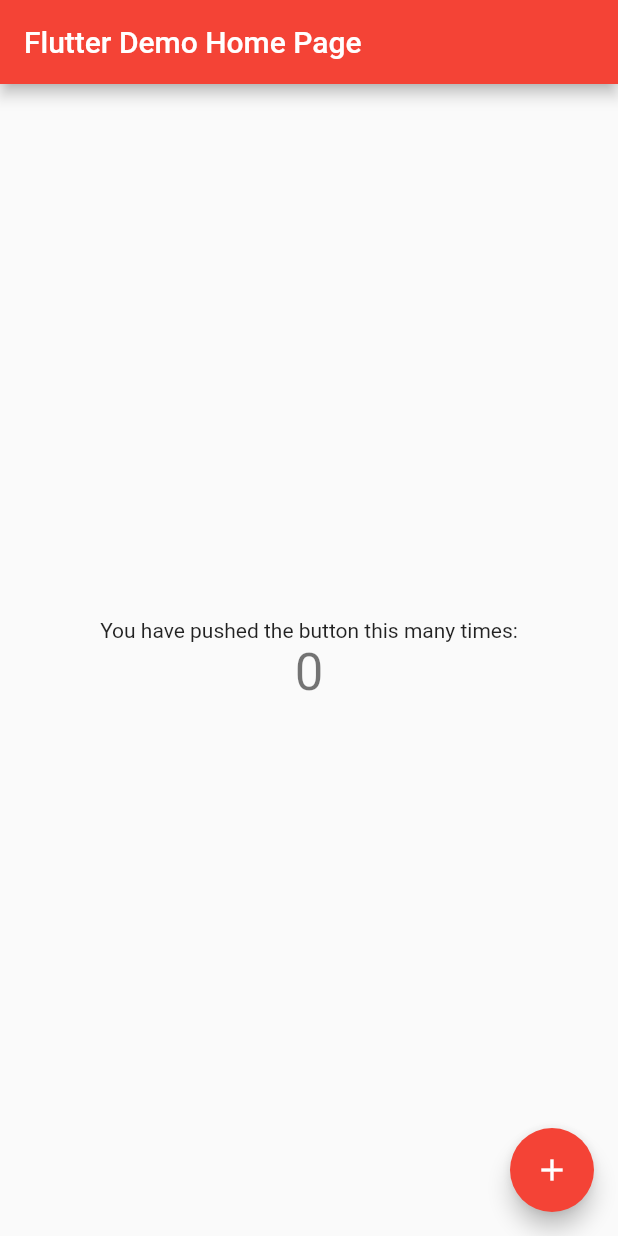
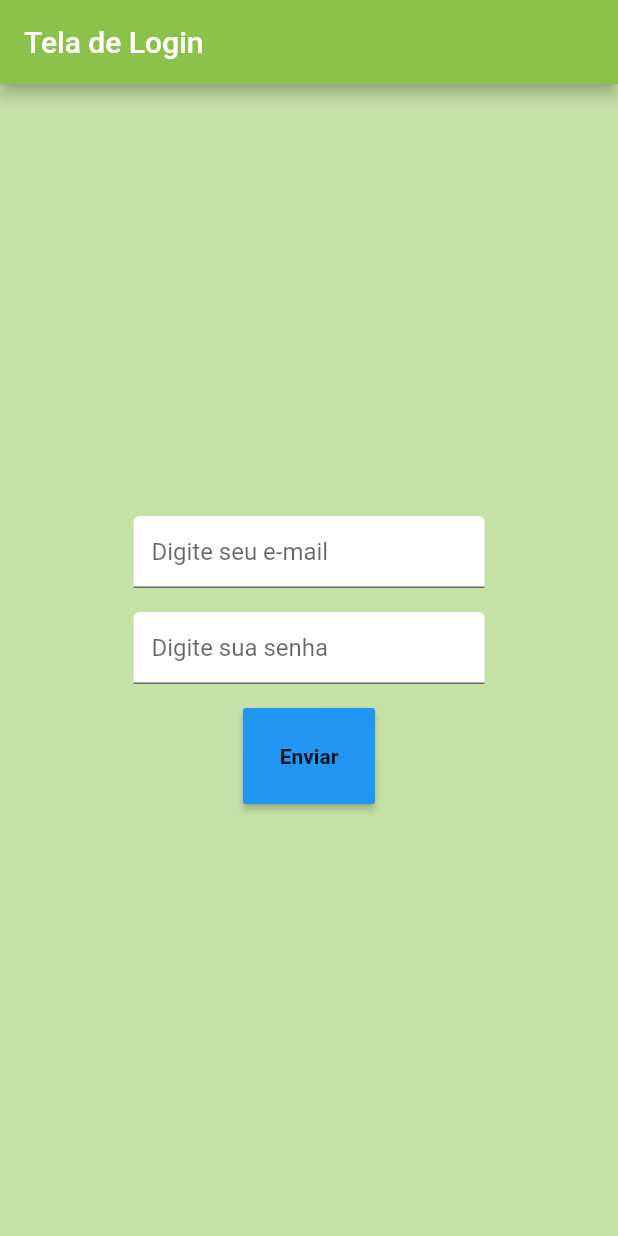
Before and after one commit to mtlira/vaccine-form-scanner, a Flutter app: the screen it shows after launch, on a phone screen of 412 x 824 dp. Run offline on Flutter 3.47's test engine with Material 2 defaults, Android fonts, the phone set to English and light mode, and no system bars.

Commit message:
Tela de login criada

```diff
--- /dev/null
+++ b/lib/TelaLogin.dart
@@ -0,0 +1,69 @@
+import 'package:flutter/material.dart';
+
+class TelaLogin extends StatefulWidget {
+  @override
+  _TelaLoginState createState() => _TelaLoginState();
+}
+
+class _TelaLoginState extends State<TelaLogin> {
+  @override
+  Widget build(BuildContext context) {
+    return Scaffold(
+      appBar: AppBar(
+        title: Text("Tela de Login",
+          textAlign: TextAlign.center,
+        ),
+        backgroundColor: Colors.lightGreen,
+      ),
+      body: Container(
+        padding: EdgeInsets.all(89),
+        color: Colors.lightGreen[200],
+        child: Column(
+          mainAxisAlignment: MainAxisAlignment.center,
+          children: <Widget>[
+            TextFormField(
+              decoration: const InputDecoration(
+                fillColor: Colors.white,
+                filled: true,
+                hintText: 'Digite seu e-mail',
+              ),
+            ),
+            Text(""), // Gambiarra
+            TextFormField(
+              obscureText: true,
+              decoration: const InputDecoration(
+                fillColor: Colors.white,
+                filled: true,
+                hintText: 'Digite sua senha',
+              ),
+            ),
+            Text(""), // Gambiarra
+            RaisedButton(
+              color: Colors.blue,
+              child: Text("Enviar",
+                style: new TextStyle(
+                  fontWeight: FontWeight.bold
+                ),
+              ),
+              padding: EdgeInsets.all(24),
+              onPressed: (){
+                Navigator.pushNamed(context, "/TelaVacinador");
+              },
+            ),
+            /*TextFormField(
+              decoration: const InputDecoration(
+                hintText: 'Digite sua senha',
+              ),
+              validator: (String? value) (
+              if (value == null || value.isEmpty) {
+                return '';
+              }
+              return null;
+              ),
+            )*/
+          ],
+        ),
+      ),
+    );
+  }
+}
--- a/lib/main.dart
+++ b/lib/main.dart
@@ -1,113 +1,17 @@
 import 'package:flutter/material.dart';
+import 'package:aplicativo/TelaLogin.dart';
+import 'package:aplicativo/TelaVacinador.dart';
+import 'package:aplicativo/TelaFormulario.dart';
+import 'package:aplicativo/TelaScan.dart';
 
-void main() {
-  runApp(MyApp());
+void main(){
+  runApp(MaterialApp(
+    initialRoute: "/",
+    routes: {
+      "/TelaVacinador" : (context) => TelaVacinador(),
+      "/TelaFormulario" : (context) => TelaFormulario(),
+      "/TelaScan" : (context) => TelaScan(),
+    },
+    home: TelaLogin(),
+  ));
 }
-
-class MyApp extends StatelessWidget {
-  // This widget is the root of your application.
-  @override
-  Widget build(BuildContext context) {
-    return MaterialApp(
-      title: 'Flutter Demo',
-      theme: ThemeData(
-        // This is the theme of your application.
-        //
-        // Try running your application with "flutter run". You'll see the
-        // application has a blue toolbar. Then, without quitting the app, try
-        // changing the primarySwatch below to Colors.green and then invoke
-        // "hot reload" (press "r" in the console where you ran "flutter run",
-        // or simply save your changes to "hot reload" in a Flutter IDE).
-        // Notice that the counter didn't reset back to zero; the application
-        // is not restarted.
-        primarySwatch: Colors.red,
-      ),
-      home: MyHomePage(title: 'Flutter Demo Home Page'),
-    );
-  }
-}
-
-class MyHomePage extends StatefulWidget {
-  MyHomePage({Key key, this.title}) : super(key: key);
-
-  // This widget is the home page of your application. It is stateful, meaning
-  // that it has a State object (defined below) that contains fields that affect
-  // how it looks.
-
-  // This class is the configuration for the state. It holds the values (in this
-  // case the title) provided by the parent (in this case the App widget) and
-  // used by the build method of the State. Fields in a Widget subclass are
-  // always marked "final".
-
-  final String title;
-
-  @override
-  _MyHomePageState createState() => _MyHomePageState();
-}
-
-class _MyHomePageState extends State<MyHomePage> {
-  int _counter = 0;
-
-  void _incrementCounter() {
-    setState(() {
-      // This call to setState tells the Flutter framework that something has
-      // changed in this State, which causes it to rerun the build method below
-      // so that the display can reflect the updated values. If we changed
-      // _counter without calling setState(), then the build method would not be
-      // called again, and so nothing would appear to happen.
-      _counter += 10;
-    });
-  }
-
-  @override
-  Widget build(BuildContext context) {
-    // This method is rerun every time setState is called, for instance as done
-    // by the _incrementCounter method above.
-    //
-    // The Flutter framework has been optimized to make rerunning build methods
-    // fast, so that you can just rebuild anything that needs updating rather
-    // than having to individually change instances of widgets.
-    return Scaffold(
-      appBar: AppBar(
-        // Here we take the value from the MyHomePage object that was created by
-        // the App.build method, and use it to set our appbar title.
-        title: Text(widget.title),
-      ),
-      body: Center(
-        // Center is a layout widget. It takes a single child and positions it
-        // in the middle of the parent.
-        child: Column(
-          // Column is also a layout widget. It takes a list of children and
-          // arranges them vertically. By default, it sizes itself to fit its
-          // children horizontally, and tries to be as tall as its parent.
-          //
-          // Invoke "debug painting" (press "p" in the console, choose the
-          // "Toggle Debug Paint" action from the Flutter Inspector in Android
-          // Studio, or the "Toggle Debug Paint" command in Visual Studio Code)
-          // to see the wireframe for each widget.
-          //
-          // Column has various properties to control how it sizes itself and
-          // how it positions its children. Here we use mainAxisAlignment to
-          // center the children vertically; the main axis here is the vertical
-          // axis because Columns are vertical (the cross axis would be
-          // horizontal).
-          mainAxisAlignment: MainAxisAlignment.center,
-          children: <Widget>[
-            Text(
-              'You have pushed the button this many times:',
-            ),
-            Text(
-              '$_counter',
-              style: Theme.of(context).textTheme.headline4,
-            ),
-          ],
-        ),
-      ),
-      floatingActionButton: FloatingActionButton(
-        onPressed: _incrementCounter,
-        tooltip: 'Increment',
-        child: Icon(Icons.add),
-      ), // This trailing comma makes auto-formatting nicer for build methods.
-    );
-  }
-}
--- a/pubspec.yaml
+++ b/pubspec.yaml
@@ -1,4 +1,4 @@
-name: aplicativo_teste
+name: aplicativo
 description: A new Flutter project.
 
 # The following line prevents the package from being accidentally published to
@@ -18,7 +18,7 @@ publish_to: 'none' # Remove this line if you wish to publish to pub.dev
 version: 1.0.0+1
 
 environment:
-  sdk: ">=2.7.0 <3.0.0"
+  sdk: ">=2.12.0 <3.0.0"
 
 dependencies:
   flutter:
```
Also changed, not shown: lib/TelaFormulario.dart (added, +30 -0 lines), lib/TelaLogin - Copia.dart (added, +69 -0 lines), lib/TelaScan.dart (added, +30 -0 lines), lib/TelaVacinador.dart (added, +54 -0 lines), 11 other files.
